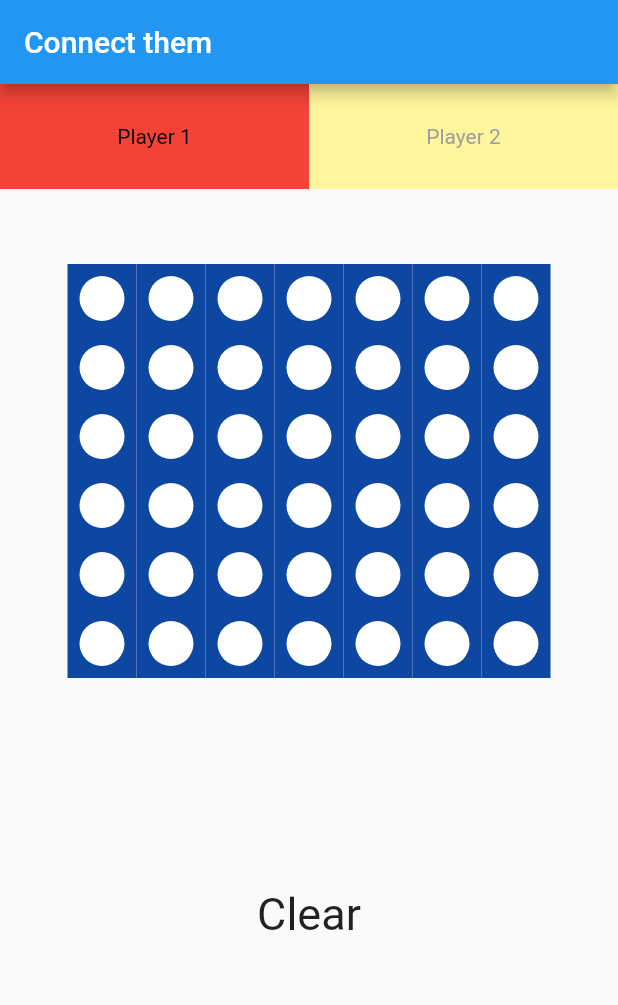
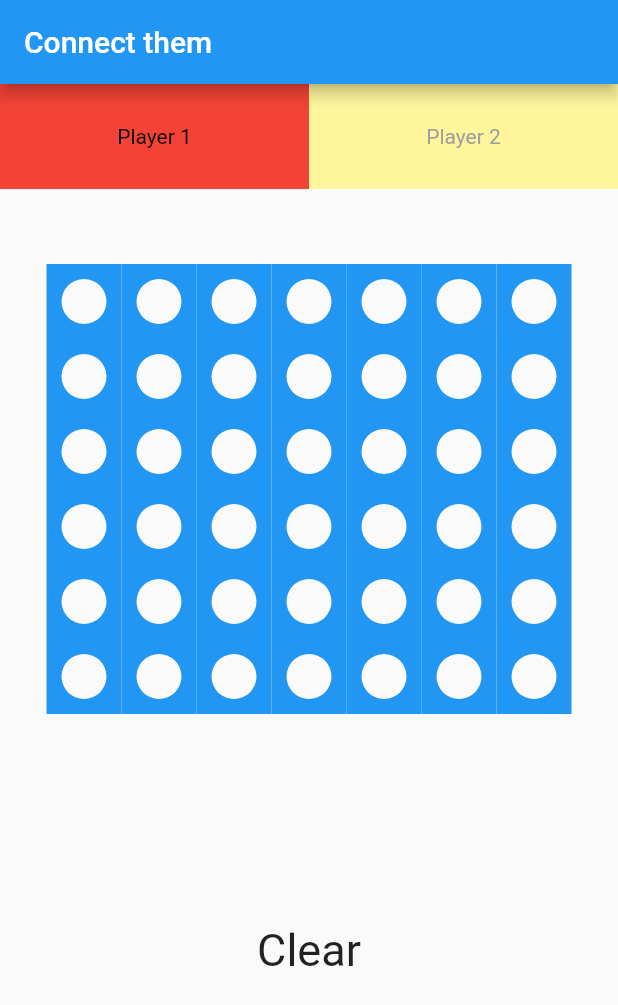
Before and after one commit to BMarx981/connectThem, a Flutter app: the screen it shows after launch, on a phone screen of 412 x 824 dp. Shown: the top 1005 px of the screen. Run offline on Flutter 3.47's test engine with Material 2 defaults, Android fonts, the phone set to English and light mode, and no system bars.

Commit message:
"gameboard is laid out"

```diff
--- a/lib/ui/app.dart
+++ b/lib/ui/app.dart
@@ -139,6 +139,7 @@ class _AppState extends State<App> with SingleTickerProviderStateMixin {
     return GestureDetector(
       onTap: () {
         int index = model.findNextSlot(colNum - 1) - 1;
+        print("Tapped button");
         if (index >= 0) {
           if (_player == 1) {
             _player = 2;
@@ -162,24 +163,15 @@ class _AppState extends State<App> with SingleTickerProviderStateMixin {
         }
       },
       child: Container(
-        decoration: BoxDecoration(color: Colors.blue[900]),
-        child: Padding(
-          padding: const EdgeInsets.all(8.0),
-          child: Container(
-            margin: EdgeInsets.only(top: aniController.value),
-            child: Container(
-              decoration: BoxDecoration(
-                shape: BoxShape.circle,
-                color: getChipColor(color),
-              ),
-              child: Text(' '),
-              width: 30.0,
-              height: 30.0,
-            ),
-          ),
-        ),
+        height: 50,
+        width: 50,
+        child: getBlueRect(),
       ),
     );
+  }
+
+  CustomPaint getBlueRect() {
+    return CustomPaint(painter: HolePainter());
   }
 
   Color getChipColor(ChipColor color) {
@@ -198,3 +190,32 @@ class _AppState extends State<App> with SingleTickerProviderStateMixin {
     }
   }
 }
+
+class HolePainter extends CustomPainter {
+  @override
+  void paint(Canvas canvas, Size size) {
+    final paint = Paint()..color = Colors.blue;
+
+    canvas.drawPath(
+        Path.combine(
+          PathOperation.difference,
+          Path()
+            ..addRect(Rect.fromCenter(
+              // Offset(0.5, 0.5), Offset(0.5, 0.5),
+              center: Offset(size.width / 2, size.height / 2),
+              width: 50,
+              height: 50,
+            )),
+          Path()
+            ..addOval(Rect.fromCircle(
+                center: Offset(size.width / 2, size.height / 2), radius: 15))
+            ..close(),
+        ),
+        paint);
+  }
+
+  @override
+  bool shouldRepaint(CustomPainter oldDelegate) {
+    return false;
+  }
+}
```
